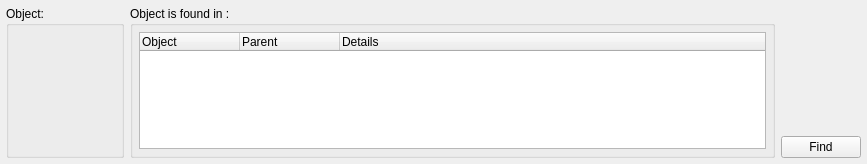
Old version of the form src/gui/findwhereusedwidget_q.ui in the repository fwbuilder/fwbuilder.
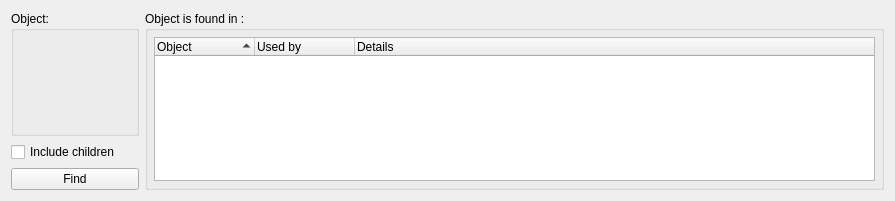
New version of the form. Custom widgets are drawn as their Qt base class.

```diff
--- a/src/gui/findwhereusedwidget_q.ui
+++ b/src/gui/findwhereusedwidget_q.ui
@@ -5,8 +5,8 @@
    <rect>
     <x>0</x>
     <y>0</y>
-    <width>867</width>
-    <height>164</height>
+    <width>895</width>
+    <height>199</height>
    </rect>
   </property>
   <property name="sizePolicy" >
@@ -18,20 +18,20 @@
   <property name="windowTitle" >
    <string>Form1</string>
   </property>
-  <layout class="QGridLayout" >
-   <property name="margin" >
-    <number>6</number>
-   </property>
+  <layout class="QGridLayout" name="gridLayout_2" >
    <item row="0" column="0" >
     <widget class="QGroupBox" name="dropBox" >
+     <property name="sizePolicy" >
+      <sizepolicy vsizetype="Preferred" hsizetype="Minimum" >
+       <horstretch>0</horstretch>
+       <verstretch>0</verstretch>
+      </sizepolicy>
+     </property>
      <property name="title" >
       <string>Object:</string>
      </property>
-     <layout class="QVBoxLayout" >
-      <property name="margin" >
-       <number>6</number>
-      </property>
-      <item>
+     <layout class="QGridLayout" name="gridLayout" >
+      <item row="0" column="0" >
        <widget class="FWObjectDropArea" native="1" name="dropArea" >
         <property name="sizePolicy" >
          <sizepolicy vsizetype="Fixed" hsizetype="Fixed" >
@@ -50,29 +50,13 @@
         </property>
        </widget>
       </item>
-      <item>
-       <spacer>
-        <property name="orientation" >
-         <enum>Qt::Vertical</enum>
-        </property>
-        <property name="sizeType" >
-         <enum>QSizePolicy::Expanding</enum>
-        </property>
-        <property name="sizeHint" stdset="0" >
-         <size>
-          <width>20</width>
-          <height>31</height>
-         </size>
-        </property>
-       </spacer>
-      </item>
      </layout>
     </widget>
    </item>
-   <item row="0" column="1" >
+   <item rowspan="3" row="0" column="1" >
     <widget class="QGroupBox" name="groupBox4" >
      <property name="sizePolicy" >
-      <sizepolicy vsizetype="Expanding" hsizetype="MinimumExpanding" >
+      <sizepolicy vsizetype="Expanding" hsizetype="Expanding" >
        <horstretch>0</horstretch>
        <verstretch>0</verstretch>
       </sizepolicy>
@@ -86,6 +70,9 @@
       </property>
       <item row="0" column="0" >
        <widget class="QTreeWidget" name="resListView" >
+        <property name="sortingEnabled" >
+         <bool>true</bool>
+        </property>
         <property name="allColumnsShowFocus" >
          <bool>true</bool>
         </property>
@@ -96,7 +83,7 @@
         </column>
         <column>
          <property name="text" >
-          <string>Parent</string>
+          <string>Used by</string>
          </property>
         </column>
         <column>
@@ -109,42 +96,21 @@
      </layout>
     </widget>
    </item>
-   <item row="0" column="2" >
-    <widget class="QFrame" name="buttonsBox" >
-     <property name="frameShape" >
-      <enum>QFrame::NoFrame</enum>
+   <item row="1" column="0" >
+    <widget class="QCheckBox" name="includeChildren" >
+     <property name="toolTip" >
+      <string>Include children of the object in search. For example, if the object is a firewall, results will include all rules and groups using it and its interfaces and their addresses</string>
      </property>
-     <property name="frameShadow" >
-      <enum>QFrame::Raised</enum>
+     <property name="text" >
+      <string>Include children</string>
      </property>
-     <layout class="QGridLayout" >
-      <property name="margin" >
-       <number>0</number>
-      </property>
-      <item row="0" column="0" >
-       <spacer>
-        <property name="orientation" >
-         <enum>Qt::Vertical</enum>
-        </property>
-        <property name="sizeType" >
-         <enum>QSizePolicy::Expanding</enum>
-        </property>
-        <property name="sizeHint" stdset="0" >
-         <size>
-          <width>20</width>
-          <height>20</height>
-         </size>
-        </property>
-       </spacer>
-      </item>
-      <item row="1" column="0" >
-       <widget class="QPushButton" name="pushButton2" >
-        <property name="text" >
-         <string>Find</string>
-        </property>
-       </widget>
-      </item>
-     </layout>
+    </widget>
+   </item>
+   <item row="2" column="0" >
+    <widget class="QPushButton" name="pushButton2" >
+     <property name="text" >
+      <string>Find</string>
+     </property>
     </widget>
    </item>
   </layout>
```
Left out of the diff: 34 changed lines with no effect on the pictures.
